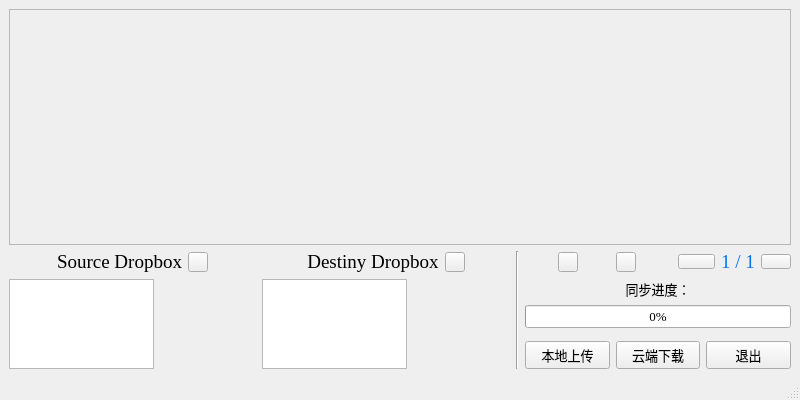
Before: the Qt Designer form FastSyncUI.ui in ChordXy/Sync-Files-plug-in, drawn with Qt 5.
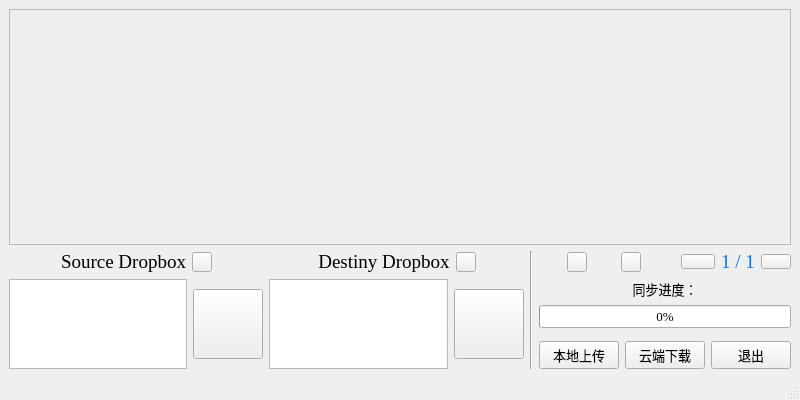
After: the same form once the commit is applied. Icons and pictures are not drawn.

What changed in the file:
```diff
--- a/FastSyncUI.ui
+++ b/FastSyncUI.ui
@@ -104,12 +104,24 @@
          </layout>
         </item>
         <item>
-         <layout class="QHBoxLayout" name="horizontalLayout_6" stretch="3,2">
+         <layout class="QHBoxLayout" name="horizontalLayout_6" stretch="3,0">
           <item>
            <widget class="QTextEdit" name="textEdit_Display_Source"/>
           </item>
           <item>
-           <widget class="QLabel" name="label_Display_Source">
+           <widget class="QPushButton" name="pushButton_SrcClear">
+            <property name="minimumSize">
+             <size>
+              <width>70</width>
+              <height>70</height>
+             </size>
+            </property>
+            <property name="maximumSize">
+             <size>
+              <width>70</width>
+              <height>70</height>
+             </size>
+            </property>
             <property name="styleSheet">
              <string notr="true">border-image: url(:/Icons/Resources/EmptyFile.png);</string>
             </property>
@@ -199,12 +211,24 @@
          </layout>
         </item>
         <item>
-         <layout class="QHBoxLayout" name="horizontalLayout_7" stretch="3,2">
+         <layout class="QHBoxLayout" name="horizontalLayout_7" stretch="3,0">
           <item>
            <widget class="QTextEdit" name="textEdit_Display_Destiny"/>
           </item>
           <item>
-           <widget class="QLabel" name="label_Display_Destiny">
+           <widget class="QPushButton" name="pushButton_DstClear">
+            <property name="minimumSize">
+             <size>
+              <width>70</width>
+              <height>70</height>
+             </size>
+            </property>
+            <property name="maximumSize">
+             <size>
+              <width>70</width>
+              <height>70</height>
+             </size>
+            </property>
             <property name="styleSheet">
              <string notr="true">border-image: url(:/Icons/Resources/EmptyFile.png);</string>
             </property>
```
